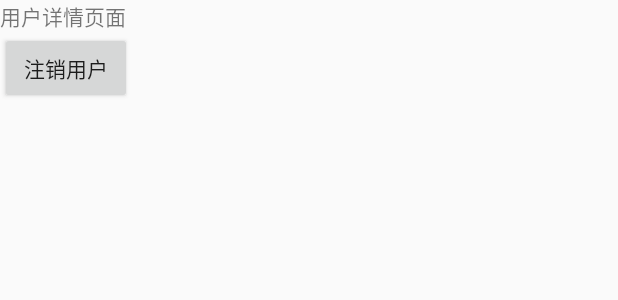
After one commit to BillowX/UsedMarket, an Android app: the layout activity_userdetail.xml on its own in the app's theme, with its tools: preview values and no code run, on a phone screen of 412 x 824 dp. The commit adds this screen. Shown: the top 300 px of the screen. Run offline under Robolectric (Android 15) with nearby library versions, the phone set to English and light mode, and no system bars.

Commit message:
2016/10/06

```diff
--- a/app/src/main/AndroidManifest.xml
+++ b/app/src/main/AndroidManifest.xml
@@ -29,6 +29,7 @@
             />
         <activity android:name=".ui.activity.LoginActivity"/>
         <activity android:name=".ui.activity.RegisterActivity"/>
+        <activity android:name=".ui.activity.UserDetailActivity"/>
     </application>
 
 </manifest>
--- /dev/null
+++ b/app/src/main/res/layout/activity_userdetail.xml
@@ -0,0 +1,19 @@
+<?xml version="1.0" encoding="utf-8"?>
+<LinearLayout xmlns:android="http://schemas.android.com/apk/res/android"
+              android:layout_width="match_parent"
+              android:layout_height="match_parent"
+              android:orientation="vertical">
+
+    <TextView
+        android:layout_width="wrap_content"
+        android:layout_height="wrap_content"
+        android:text="用户详情页面"
+        />
+    <Button
+        android:id="@+id/bt_logout"
+        android:layout_width="wrap_content"
+        android:layout_height="wrap_content"
+        android:text="注销用户"
+        android:onClick="logout"
+        />
+</LinearLayout>
```
Also changed, not shown: app/src/main/java/com/maker/use/manager/ActivityCollector.java (added, +32 -0 lines), app/src/main/java/com/maker/use/ui/activity/BaseActivity.java (+9 -0 lines), app/src/main/java/com/maker/use/ui/activity/UserDetailActivity.java (added, +36 -0 lines), app/src/main/java/com/maker/use/ui/fragment/MenuLeftFragment.java (+9 -3 lines), app/src/main/java/com/maker/use/utils/SpUtil.java (+11 -0 lines).
